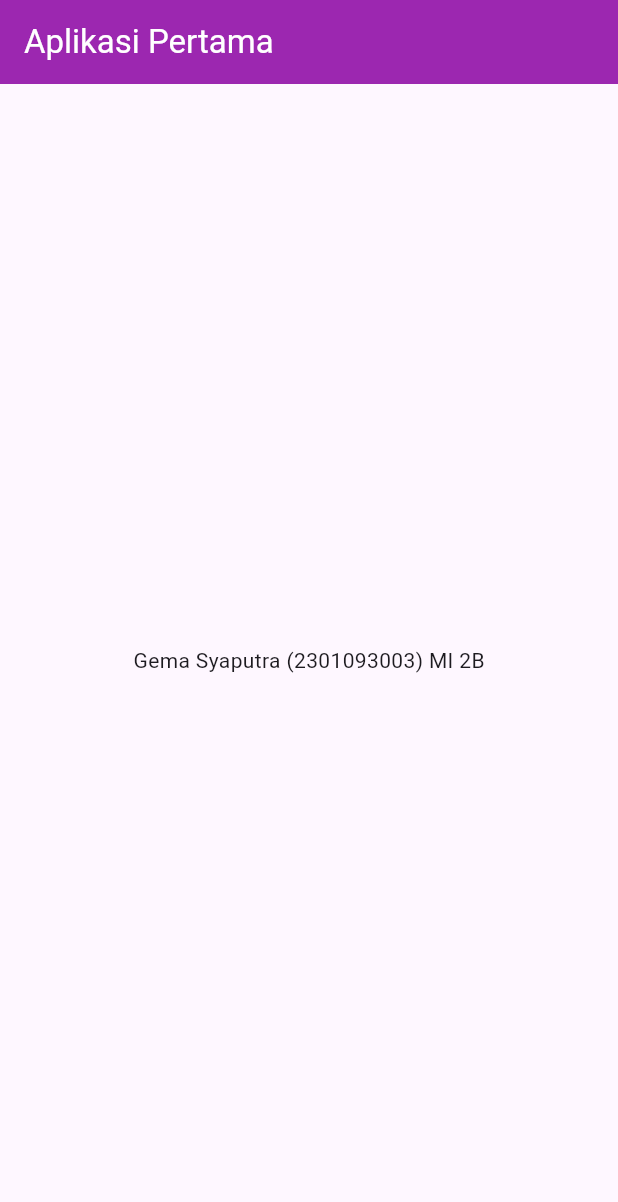
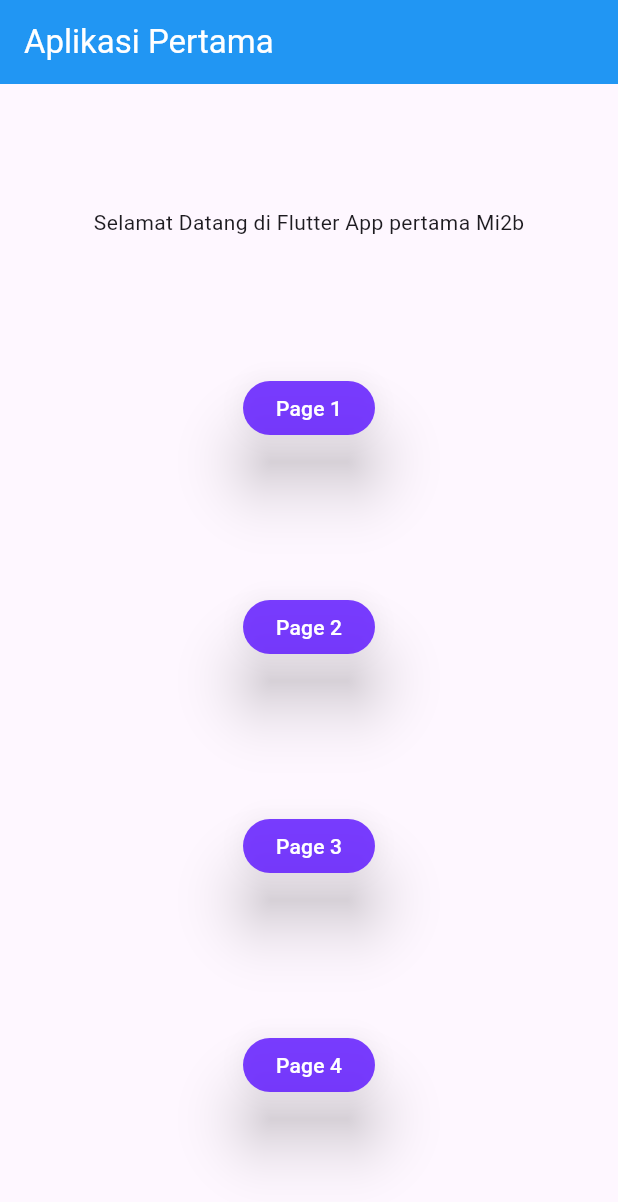
Before and after one commit to Gemasyaputra/latihan_row_list_column, a Flutter app: the screen it shows after launch, on a phone screen of 412 x 824 dp. Shown: the top 1202 px of the screen. Run offline on Flutter 3.47's test engine with Material 3 defaults, Android fonts, the phone set to English and light mode, and no system bars.

```diff
--- a/lib/main.dart
+++ b/lib/main.dart
@@ -1,4 +1,10 @@
 import 'package:flutter/material.dart';
+import 'package:latihan1/screen/page_dua.dart';
+import 'package:latihan1/screen/page_empat.dart';
+import 'package:latihan1/screen/page_satu.dart';
+import 'package:latihan1/screen/page_tiga.dart';
+
+
 
 void main() {
   runApp(const MyApp());
@@ -35,8 +41,6 @@ class MyApp extends StatelessWidget {
     );
   }
 }
-
-//ketik st
 class PageOne extends StatelessWidget {
   const PageOne({super.key});
 
@@ -47,13 +51,111 @@ class PageOne extends StatelessWidget {
         //appBar : properti dari sebuah widget
         //AppBar : widget
 
-        title: Text('Aplikasi Pertama',
+        title: Text(
+          'Aplikasi Pertama',
           style: TextStyle(color: Colors.white),
         ),
-        backgroundColor: Colors.purple,
+        backgroundColor: Colors.blue,
       ),
       body: Center(
-        child: Text("Gema Syaputra (2301093003) MI 2B"),
+        child: Column(
+          mainAxisAlignment: MainAxisAlignment.spaceEvenly,
+          crossAxisAlignment: CrossAxisAlignment.center,
+          children: [
+            Text("Selamat Datang di Flutter App pertama Mi2b"),
+            Padding(
+              padding: const EdgeInsets.all(8.0),
+              child: MaterialButton(onPressed: (){
+                Navigator.push(context,MaterialPageRoute(builder: (context)
+              =>PageSatu()
+              ));},
+                elevation: 18.0,
+                shape: RoundedRectangleBorder(borderRadius: BorderRadius.circular(20)),
+                //ini untuk pindah page
+                //color: Colors.purple,
+                color: Color(0xFFD15C14FF),
+                clipBehavior: Clip.antiAlias,
+                child: Text('Page 1',
+                  style: TextStyle(fontSize: 14, color: Colors.white ),
+                ),
+              ),
+            ),
+
+
+            Padding(
+              padding: const EdgeInsets.all(8.0),
+              child: MaterialButton(onPressed: (){
+                Navigator.push(context,MaterialPageRoute(builder: (context)
+                =>PageDua()
+                ));
+              },
+                elevation: 18.0,
+                shape: RoundedRectangleBorder(borderRadius: BorderRadius.circular(20)),
+                //ini untuk pindah page
+                //color: Colors.purple,
+                color: Color(0xFFD15C14FF),
+                clipBehavior: Clip.antiAlias,
+
+                //ini untuk pindah page
+
+               // color: Colors.purple,
+                child: Text('Page 2',
+                  style: TextStyle(fontSize: 14, color: Colors.white ),
+                ),
+              ),
+            ),
+
+
+            Padding(
+              padding: const EdgeInsets.all(8.0),
+              child: MaterialButton(onPressed: (){
+                Navigator.push(context,MaterialPageRoute(builder: (context)
+                =>PageTiga()
+                ));
+              },
+
+                elevation: 18.0,
+                shape: RoundedRectangleBorder(borderRadius: BorderRadius.circular(20)),
+                //ini untuk pindah page
+                //color: Colors.purple,
+                color: Color(0xFFD15C14FF),
+                clipBehavior: Clip.antiAlias,
+
+                //ini untuk pindah page
+               // color: Colors.purple,
+                child: Text('Page 3',
+                  style: TextStyle(fontSize: 14, color: Colors.white ),
+                ),
+              ),
+            ),
+
+            Padding(
+              padding: const EdgeInsets.all(8.0),
+              child: MaterialButton(onPressed: (){
+                Navigator.push(context,MaterialPageRoute(builder: (context)
+                =>PageEmpat()
+                ));
+              },
+
+                elevation: 18.0,
+                shape: RoundedRectangleBorder(borderRadius: BorderRadius.circular(20)),
+                //ini untuk pindah page
+                //color: Colors.purple,
+                color: Color(0xFFD15C14FF),
+                clipBehavior: Clip.antiAlias,
+
+                //ini untuk pindah page
+                // color: Colors.purple,
+                child: Text('Page 4',
+                  style: TextStyle(fontSize: 14, color: Colors.white ),
+                ),
+              ),
+            ),
+          ],
+        ),
+
+
+
         //child :  cuma bisa nampung 1 widget
         //children : bisa nampung beberapa widget
       ),
```
Also changed, not shown: lib/screen/page_dua.dart (added, +38 -0 lines), lib/screen/page_empat.dart (added, +39 -0 lines), lib/screen/page_satu.dart (added, +18 -0 lines), lib/screen/page_tiga.dart (added, +62 -0 lines).
